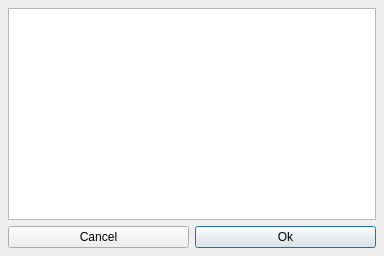
Above: core/ui/pDialogUI.ui from mjbonnington/icarus-gps before the change. Below: the same form after it.
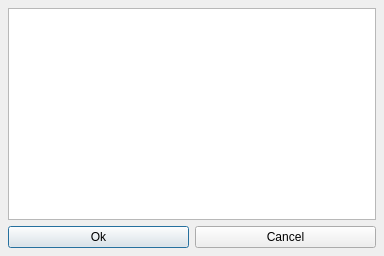
That is the form after the change.

Patch:
```diff
--- a/core/ui/pDialogUI.ui
+++ b/core/ui/pDialogUI.ui
@@ -55,13 +55,6 @@
          <property name="margin">
           <number>0</number>
          </property>
-         <item>
-          <widget class="QPushButton" name="cancel_pushButton">
-           <property name="text">
-            <string>Cancel</string>
-           </property>
-          </widget>
-         </item>
          <item>
           <widget class="QPushButton" name="ok_pushButton">
            <property name="text">
@@ -72,6 +65,13 @@
            </property>
           </widget>
          </item>
+         <item>
+          <widget class="QPushButton" name="cancel_pushButton">
+           <property name="text">
+            <string>Cancel</string>
+           </property>
+          </widget>
+         </item>
         </layout>
        </widget>
       </item>
```
Left out of the diff: 2 changed lines with no effect on the pictures.
